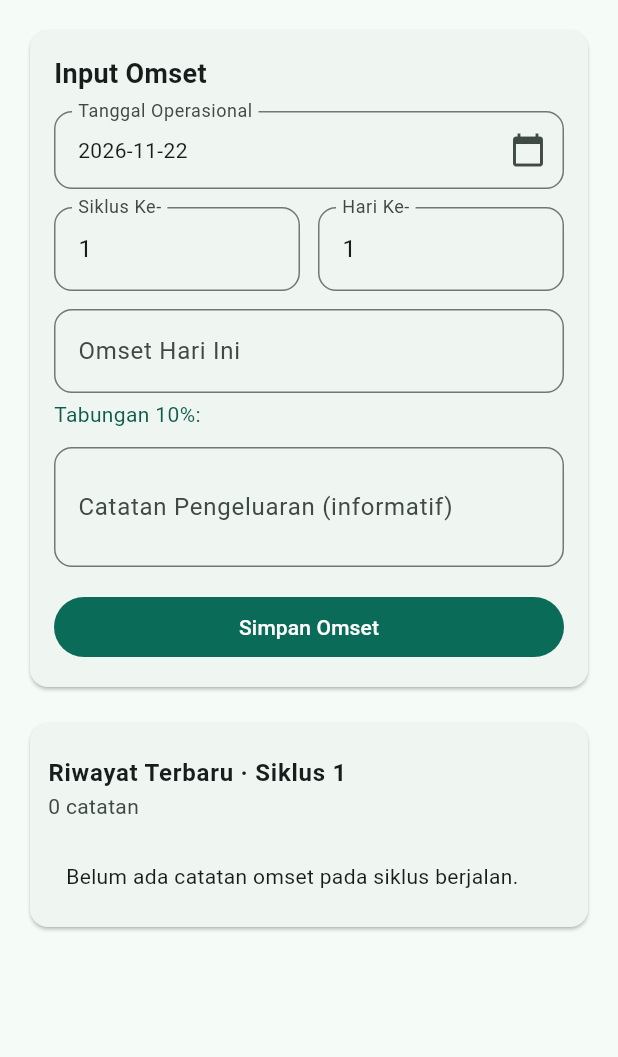
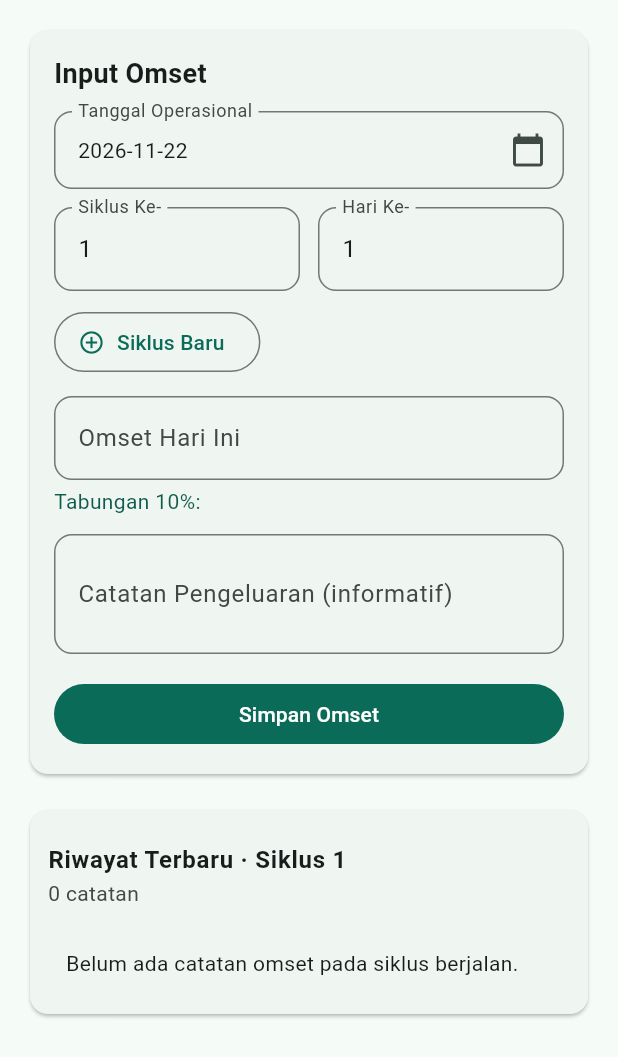
Before and after one commit to aliimron1909/omset-warmad-mobile, a Flutter app: the InputTab widget shown alone on an empty page, opened directly with empty values, on a phone screen of 412 x 824 dp. Shown: the top 1057 px of the screen. Run offline on Flutter 3.47's test engine with Material 3 defaults, Android fonts, the phone set to English and light mode, and no system bars; our stand-ins replace package_info_plus; network calls fail.

Commit message:
Penyempurnaan input: siklus baru dan hapus siklus kosong

```diff
--- a/lib/main.dart
+++ b/lib/main.dart
@@ -1080,6 +1080,87 @@ class _InputTabState extends State<InputTab> {
     ScaffoldMessenger.of(context).showSnackBar(const SnackBar(content: Text('Catatan dihapus')));
   }
 
+  int _lastCycle(WarungData w) {
+    if (w.records.isEmpty) return 1;
+    return w.records.map((r) => r.cycle).reduce((a, b) => a > b ? a : b);
+  }
+
+  Future<void> _newCycle(WarungData w) async {
+    final lc = _lastCycle(w);
+    final cnt = w.records.where((r) => r.cycle == lc).length;
+    if (cnt < 30) {
+      final ok = await showDialog<bool>(
+        context: context,
+        builder: (ctx) => AlertDialog(
+          title: const Text('Siklus Baru'),
+          content: Text(cnt > 0
+              ? 'Siklus $lc baru $cnt hari (belum 30 hari). Yakin ingin memulai siklus baru?'
+              : 'Siklus $lc masih kosong (belum ada catatan). Yakin ingin membuat siklus baru?'),
+          actions: [
+            TextButton(onPressed: () => Navigator.pop(ctx, false), child: const Text('Batal')),
+            FilledButton(onPressed: () => Navigator.pop(ctx, true), child: const Text('Buat Siklus Baru')),
+          ],
+        ),
+      );
+      if (ok != true) return;
+    }
+    final c = lc + 1;
+    final prevMode = w.jagaModes[lc] ?? w.settings.defMode;
+    w.jagaModes[c] = prevMode;
+    if (w.cycleNames[lc] != null) w.cycleNames[c] = Map<String, String>.from(w.cycleNames[lc]!);
+    if (w.cyclePenjaga[lc] != null) {
+      final prev = w.cyclePenjaga[lc]!;
+      w.cyclePenjaga[c] = CustomGuards(pp: prev.pp, list: prev.list.map((g) => Guard(n: g.n, t: g.t, g: g.g)).toList());
+    }
+    await widget.onSaved();
+    if (!mounted) return;
+    _syncCycleDay(w, _date);
+    setState(() {});
+    ScaffoldMessenger.of(context).showSnackBar(SnackBar(content: Text('Siklus $c dibuat')));
+  }
+
+  bool _canDeleteCycle(WarungData w, int c) {
+    if (w.records.any((r) => r.cycle == c)) return false;
+    final prev = w.records.map((r) => r.cycle).where((x) => x < c).fold<int?>(null, (p, x) => p == null || x > p ? x : p);
+    if (prev == null) return false;
+    final prevCnt = w.records.where((r) => r.cycle == prev).length;
+    return prevCnt < 30;
+  }
+
+  Future<void> _deleteCycle(WarungData w, int c) async {
+    if (w.records.any((r) => r.cycle == c)) {
+      ScaffoldMessenger.of(context).showSnackBar(const SnackBar(content: Text('Siklus ini sudah berisi catatan')));
+      return;
+    }
+    final prev = w.records.map((r) => r.cycle).where((x) => x < c).fold<int?>(null, (p, x) => p == null || x > p ? x : p);
+    if (prev == null || w.records.where((r) => r.cycle == prev).length >= 30) {
+      ScaffoldMessenger.of(context).showSnackBar(const SnackBar(content: Text('Siklus sebelumnya sudah 30 hari, siklus tidak bisa dihapus')));
+      return;
+    }
+    final ok = await showDialog<bool>(
+      context: context,
+      builder: (ctx) => AlertDialog(
+        title: Text('Hapus Siklus $c?'),
+        content: Text('Hapus Siklus $c yang masih kosong? Mode dan nama karyawan siklus ini ikut terhapus.'),
+        actions: [
+          TextButton(onPressed: () => Navigator.pop(ctx, false), child: const Text('Batal')),
+          FilledButton(onPressed: () => Navigator.pop(ctx, true), child: const Text('Hapus Siklus')),
+        ],
+      ),
+    );
+    if (ok != true) return;
+    w.jagaModes.remove(c);
+    w.kontrakOptions.remove(c);
+    w.cycleNames.remove(c);
+    w.cycleStok.remove(c);
+    w.cyclePenjaga.remove(c);
+    await widget.onSaved();
+    if (!mounted) return;
+    _syncCycleDay(w, _date);
+    setState(() {});
+    ScaffoldMessenger.of(context).showSnackBar(SnackBar(content: Text('Siklus $c dihapus')));
+  }
+
   Widget _recentTile(WarungData w, OmRecord r) {
     return Card(
       margin: const EdgeInsets.only(bottom: 8),
@@ -1121,6 +1202,8 @@ class _InputTabState extends State<InputTab> {
     final existing = w.records.where((r) => r.date == _date && r.date != _editDate).toList();
     final miss = _missingDates(w, cycle);
     final preview = _parseRp(_omsetCtrl.text) * w.settings.pct / 100;
+    final lc = _lastCycle(w);
+    final canDel = _canDeleteCycle(w, lc);
     final runningCycle = cycleOfDate(_today(), w.settings.cr) ??
         (w.records.isEmpty ? 1 : w.records.map((r) => r.cycle).reduce((a, b) => a > b ? a : b));
     final recent = w.records.where((r) => r.cycle == runningCycle).toList()
@@ -1265,6 +1348,25 @@ class _InputTabState extends State<InputTab> {
                     child: Text('Siklus $cycle: ${sp.s} s/d ${sp.e} (${sp.len} hari). Otomatis mengikuti tanggal, bisa diedit.',
                         style: const TextStyle(fontSize: 12, color: Color(0xFF0F5C4D))),
                   ),
+                const SizedBox(height: 10),
+                Wrap(
+                  spacing: 8,
+                  runSpacing: 8,
+                  children: [
+                    OutlinedButton.icon(
+                      onPressed: () => _newCycle(w),
+                      icon: const Icon(Icons.add_circle_outline),
+                      label: const Text('Siklus Baru'),
+                    ),
+                    if (canDel)
+                      OutlinedButton.icon(
+                        onPressed: () => _deleteCycle(w, lc),
+                        icon: const Icon(Icons.delete_outline, color: Color(0xFFC0392B)),
+                        label: Text('Hapus Siklus $lc (kosong)', style: const TextStyle(color: Color(0xFFC0392B))),
+                        style: OutlinedButton.styleFrom(side: const BorderSide(color: Color(0xFFC0392B))),
+                      ),
+                  ],
+                ),
                 const SizedBox(height: 12),
                 TextField(
                   controller: _omsetCtrl,
--- a/pubspec.yaml
+++ b/pubspec.yaml
@@ -1,7 +1,7 @@
 name: warmad_mobile
 description: Aplikasi Omset-WarMad native (Flutter).
 publish_to: 'none'
-version: 5.2.1+15
+version: 5.2.2+16
 
 environment:
   sdk: '>=3.4.0 <4.0.0'
```
